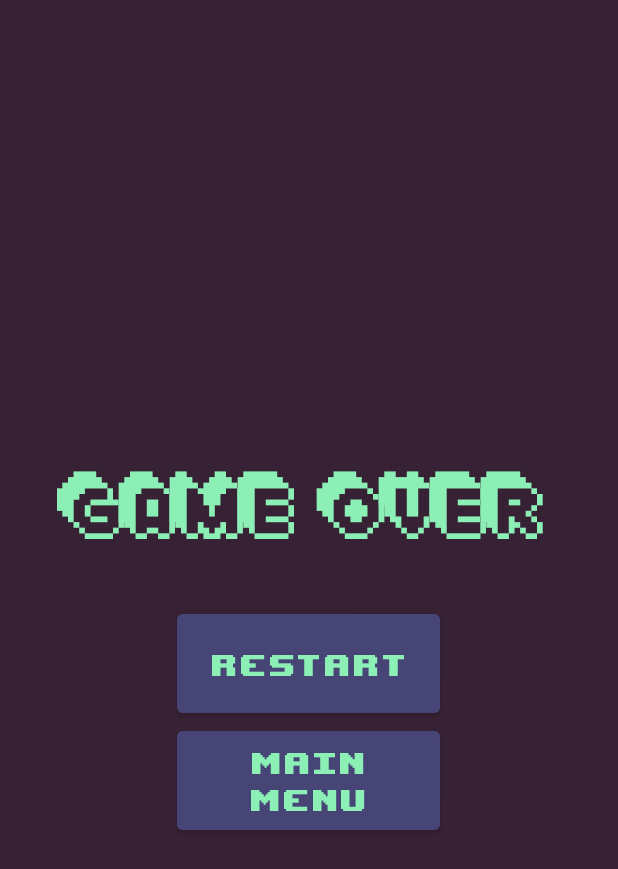
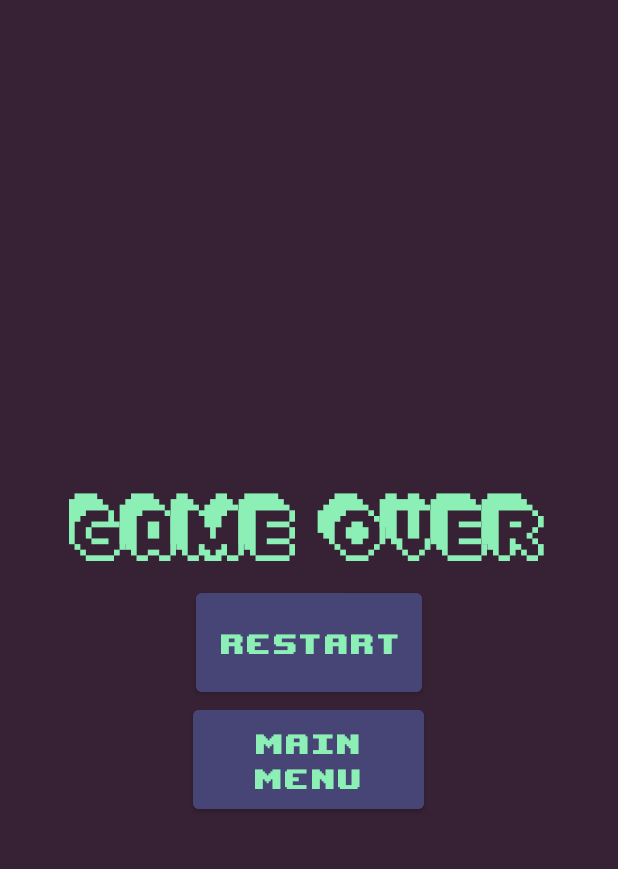
Before and after one commit to simasalaune/BeyondTheGalacticSafari, an Android app: the GameOVer screen opened directly, with no data from a screen before it, on a phone screen of 412 x 824 dp. Shown: the top 869 px of the screen. Run offline under Robolectric (Android 15) with nearby library versions, the phone set to English and light mode, and no system bars.

Commit message:
Scale, background and title fix
object scale and speed made dependent on device screen
Fixed background to move in the right direction
title doesn't show on any device anymore

```diff
--- a/app/src/main/java/com/example/beyondthegalacticsafari/Background.java
+++ b/app/src/main/java/com/example/beyondthegalacticsafari/Background.java
@@ -11,6 +11,6 @@ public class Background {
 
     Background(int screenX, int screenY, Resources res) {
         background = BitmapFactory.decodeResource(res, R.drawable.bg_space_seamless);
-        background = Bitmap.createScaledBitmap(background, screenX, screenY, false);
+        background = Bitmap.createScaledBitmap(background, screenX,-screenY, false);
     }
 }
--- a/app/src/main/java/com/example/beyondthegalacticsafari/GameOVer.java
+++ b/app/src/main/java/com/example/beyondthegalacticsafari/GameOVer.java
@@ -5,6 +5,7 @@ import androidx.appcompat.app.AppCompatActivity;
 import android.content.Intent;
 import android.os.Bundle;
 import android.view.View;
+import android.view.Window;
 import android.view.WindowManager;
 import android.widget.Button;
 
@@ -17,6 +18,9 @@ public class GameOVer extends AppCompatActivity {
     @Override
     protected void onCreate(Bundle savedInstanceState) {
         super.onCreate(savedInstanceState);
+        if (getSupportActionBar() != null) {
+            getSupportActionBar().hide();
+        }
         getWindow().setFlags(WindowManager.LayoutParams.FLAG_FULLSCREEN,
                 WindowManager.LayoutParams.FLAG_FULLSCREEN);
         setContentView(R.layout.activity_game_over);
--- a/app/src/main/java/com/example/beyondthegalacticsafari/MainActivity.java
+++ b/app/src/main/java/com/example/beyondthegalacticsafari/MainActivity.java
@@ -5,6 +5,7 @@ import androidx.appcompat.app.AppCompatActivity;
 import android.content.Intent;
 import android.os.Bundle;
 import android.view.View;
+import android.view.Window;
 import android.view.WindowManager;
 import android.widget.Button;
 import android.widget.LinearLayout;
@@ -13,9 +14,13 @@ import android.widget.LinearLayout;
 public class MainActivity extends AppCompatActivity {
 
 
+
     @Override
     protected void onCreate(Bundle savedInstanceState) {
         super.onCreate(savedInstanceState);
+        if (getSupportActionBar() != null) {
+            getSupportActionBar().hide();
+        }
         getWindow().setFlags(WindowManager.LayoutParams.FLAG_FULLSCREEN,
                 WindowManager.LayoutParams.FLAG_FULLSCREEN);
         setContentView(R.layout.activity_main);
--- a/app/src/main/java/com/example/beyondthegalacticsafari/Pop.java
+++ b/app/src/main/java/com/example/beyondthegalacticsafari/Pop.java
@@ -8,6 +8,7 @@ import android.util.DisplayMetrics;
 import android.app.Activity;
 import android.view.View;
 import android.view.Window;
+import android.view.WindowManager;
 import android.widget.Button;
 import android.widget.ImageButton;
 
@@ -19,7 +20,8 @@ public class Pop extends Activity {
     @Override
     protected void onCreate(Bundle savedInstanceState) {
         super.onCreate(savedInstanceState);
-        requestWindowFeature(Window.FEATURE_NO_TITLE);
+        getWindow().setFlags(WindowManager.LayoutParams.FLAG_FULLSCREEN,
+                WindowManager.LayoutParams.FLAG_FULLSCREEN);
         setContentView(R.layout.activity_pop);
 
         setContentView(R.layout.activity_pop);
--- a/app/src/main/java/com/example/beyondthegalacticsafari/SkinRoom.java
+++ b/app/src/main/java/com/example/beyondthegalacticsafari/SkinRoom.java
@@ -5,6 +5,7 @@ import android.graphics.Bitmap;
 import android.graphics.BitmapFactory;
 import android.os.Bundle;
 import android.view.View;
+import android.view.Window;
 import android.widget.Button;
 import android.widget.ImageView;
 
@@ -13,6 +14,9 @@ import androidx.appcompat.app.AppCompatActivity;
 public class SkinRoom extends AppCompatActivity {
     protected void onCreate(Bundle savedInstanceState) {
         super.onCreate(savedInstanceState);
+        if (getSupportActionBar() != null) {
+            getSupportActionBar().hide();
+        }
         setContentView(R.layout.activity_change_skin);
         Button nextButton = findViewById(R.id.next_button);
         //Default skin
--- a/app/src/main/res/layout/activity_game_over.xml
+++ b/app/src/main/res/layout/activity_game_over.xml
@@ -7,11 +7,11 @@
     android:orientation="vertical"
     tools:context=".GameOVer"
     android:background="#372134"
-    android:gravity="center">>
+    android:gravity="center">
 
     <TextView
-        android:layout_width="335dp"
-        android:layout_height="89dp"
+        android:layout_width="wrap_content"
+        android:layout_height="wrap_content"
         android:layout_marginTop="50dp"
         android:fontFamily="@font/extrude"
         android:text="Game Over"
@@ -21,21 +21,21 @@
 
     <Button
         android:id="@+id/button2"
-        android:layout_width="175dp"
+        android:layout_width="wrap_content"
         android:layout_height="78dp"
-        android:textSize="28sp"
         android:backgroundTint="#474476"
         android:fontFamily="@font/upheavtt"
         android:text="Restart"
-        android:textColor="#8cefb6" />
+        android:textColor="#8cefb6"
+        android:textSize="26sp" />
 
     <Button
         android:id="@+id/button3"
-        android:layout_width="175dp"
+        android:layout_width="154dp"
         android:layout_height="78dp"
-        android:textSize="28sp"
         android:backgroundTint="#474476"
         android:fontFamily="@font/upheavtt"
         android:text="Main menu"
-        android:textColor="#8cefb6" />
+        android:textColor="#8cefb6"
+        android:textSize="26sp" />
 </LinearLayout>
--- a/app/src/main/res/values/styles.xml
+++ b/app/src/main/res/values/styles.xml
@@ -1,6 +1,6 @@
 <?xml version="1.0" encoding="utf-8"?>
 <resources>
-    <style name="popupWindow">
+    <style name="popupWindow" parent="Theme.MaterialComponents.DayNight.NoActionBar">
         <item name="android:windowIsTranslucent">true</item>
     </style>
 </resources>
--- a/app/src/main/res/values/themes.xml
+++ b/app/src/main/res/values/themes.xml
@@ -1,6 +1,7 @@
 <resources xmlns:tools="http://schemas.android.com/tools">
     <!-- Base application theme. -->
     <style name="Theme.BeyondTheGalacticSafari" parent="Theme.MaterialComponents.DayNight.NoActionBar">
+        <item name="android:windowNoTitle">true</item>
         <!-- Primary brand color. -->
         <item name="colorPrimary">@color/purple_500</item>
         <item name="colorPrimaryVariant">@color/purple_700</item>
@@ -10,7 +11,7 @@
         <item name="colorSecondaryVariant">@color/teal_700</item>
         <item name="colorOnSecondary">@color/black</item>
         <!-- Status bar color. -->
-        <item name="android:statusBarColor">?attr/colorPrimaryVariant</item>
+<!--        <item name="android:statusBarColor">?attr/colorPrimaryVariant</item>-->
         <!-- Customize your theme here. -->
     </style>
 </resources>
```
Also changed, not shown: app/src/main/java/com/example/beyondthegalacticsafari/GameActivity.java (+6 -1 lines), app/src/main/java/com/example/beyondthegalacticsafari/GameView.java (+12 -13 lines), app/src/main/java/com/example/beyondthegalacticsafari/Obstacle.java (+18 -12 lines), app/src/main/java/com/example/beyondthegalacticsafari/OptionsActivity.java (+7 -0 lines), app/src/main/java/com/example/beyondthegalacticsafari/Ship.java (+13 -10 lines).
